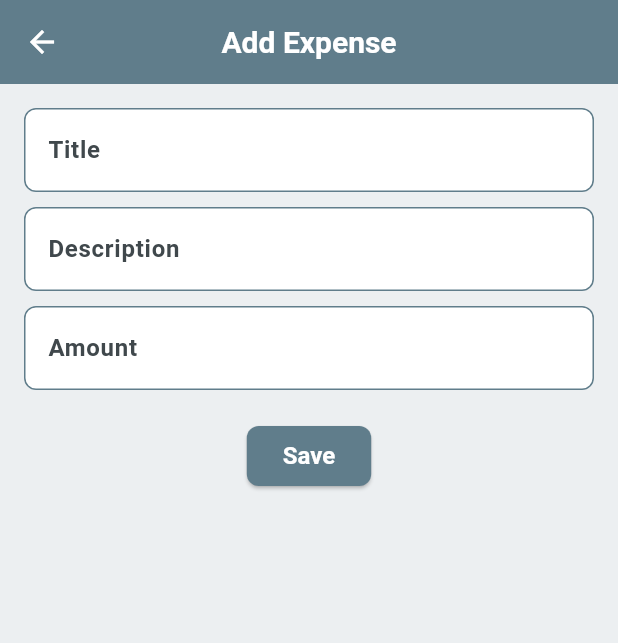
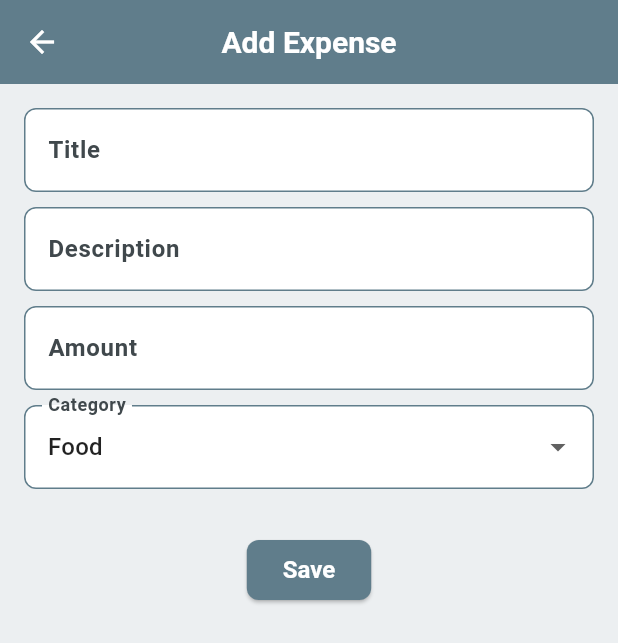
Before and after one commit to mahaamimran/expense_tracker, a Flutter app: the AddExpenseScreen screen opened by its route, on a phone screen of 412 x 824 dp. Shown: the top 643 px of the screen. Run offline on Flutter 3.47's test engine with Material 3 defaults, Android fonts, the phone set to English and light mode, and no system bars.

Commit message:
basic done

```diff
--- a/lib/models/Expense.dart
+++ b/lib/models/Expense.dart
@@ -1,17 +1,20 @@
 class Expense {
   final String id;
-  String _title;          // private fields
-  String _description;    // private fields
+  String _title;
+  String _description;
   double _amount;
+  String _category;
 
   Expense({
     required this.id,
     required String title,
     required String description,
     required double amount,
+    required String category,
   })  : _title = title,
         _description = description,
-        _amount = amount;
+        _amount = amount,
+        _category = category;
 
   // Encapsulation: Getters/Setters
   String get title => _title;
@@ -22,4 +25,7 @@ class Expense {
 
   double get amount => _amount;
   set amount(double newAmount) => _amount = newAmount;
+
+  String get category => _category;
+  set category(String newCategory) => _category = newCategory;
 }
--- a/lib/providers/expenses_provider.dart
+++ b/lib/providers/expenses_provider.dart
@@ -20,27 +20,30 @@ class ExpensesProvider extends ChangeNotifier {
     return _salary - totalSpent;
   }
 
-  // CRUD operations
-  void addExpense(String title, String description, double amount) {
+void addExpense(String title, String description, double amount, String category) {
   final newExpense = Expense(
-      id: Random().nextDouble().toString(),
+    id: DateTime.now().toString(),
     title: title,
     description: description,
     amount: amount,
+    category: category,
   );
   _expenses.add(newExpense);
   notifyListeners();
 }
 
-  void updateExpense(String id, String newTitle, String newDescription, double newAmount) {
+
+void updateExpense(String id, String newTitle, String newDescription, double newAmount, String newCategory) {
   final idx = _expenses.indexWhere((exp) => exp.id == id);
   if (idx >= 0) {
     _expenses[idx].title = newTitle;
     _expenses[idx].description = newDescription;
     _expenses[idx].amount = newAmount;
+    _expenses[idx].category = newCategory;
     notifyListeners();
   }
 }
+
 
   void deleteExpense(String id) {
     _expenses.removeWhere((exp) => exp.id == id);
--- a/lib/screens/add_expense_screen.dart
+++ b/lib/screens/add_expense_screen.dart
@@ -15,12 +15,24 @@ class _AddExpenseScreenState extends State<AddExpenseScreen> {
   final _titleController = TextEditingController();
   final _descController = TextEditingController();
   final _amountController = TextEditingController();
+  final _customCategoryController = TextEditingController();
+
+  final List<String> _categories = [
+    'Food',
+    'Transport',
+    'Utilities',
+    'Entertainment',
+    'Other'
+  ];
+
+  String _selectedCategory = 'Food';
 
   @override
   void dispose() {
     _titleController.dispose();
     _descController.dispose();
     _amountController.dispose();
+    _customCategoryController.dispose();
     super.dispose();
   }
 
@@ -29,18 +41,29 @@ class _AddExpenseScreenState extends State<AddExpenseScreen> {
     final desc = _descController.text.trim();
     final amount = double.tryParse(_amountController.text) ?? 0.0;
 
+    // Determine category
+    String category;
+    if (_selectedCategory == 'Other') {
+      final customCat = _customCategoryController.text.trim();
+      category = customCat.isNotEmpty ? customCat : 'Other';
+    } else {
+      category = _selectedCategory;
+    }
+
     if (title.isEmpty || amount <= 0) {
       return;
     }
 
     Provider.of<ExpensesProvider>(context, listen: false)
-        .addExpense(title, desc, amount);
+        .addExpense(title, desc, amount, category);
 
     Navigator.of(context).pop();
   }
 
   @override
   Widget build(BuildContext context) {
+    final theme = Theme.of(context);
+
     return Scaffold(
       appBar: AppBar(
         title: const Text('Add Expense'),
@@ -79,9 +102,45 @@ class _AddExpenseScreenState extends State<AddExpenseScreen> {
                 ),
               ),
             ),
+            const SizedBox(height: 10),
+            // Category Dropdown
+            DropdownButtonFormField<String>(
+              value: _selectedCategory,
+              decoration: const InputDecoration(
+                labelText: 'Category',
+                border: OutlineInputBorder(
+                  borderRadius: BorderRadius.all(Radius.circular(8.0)),
+                ),
+              ),
+              items: _categories
+                  .map((cat) => DropdownMenuItem(
+                        value: cat,
+                        child: Text(cat),
+                      ))
+                  .toList(),
+              onChanged: (val) {
+                setState(() {
+                  _selectedCategory = val ?? 'Food';
+                });
+              },
+            ),
+            const SizedBox(height: 10),
+            if (_selectedCategory == 'Other')
+              TextField(
+                controller: _customCategoryController,
+                decoration: const InputDecoration(
+                  labelText: 'Custom Category',
+                  border: OutlineInputBorder(
+                    borderRadius: BorderRadius.all(Radius.circular(8.0)),
+                  ),
+                ),
+              ),
             const SizedBox(height: 20),
             ElevatedButton(
               onPressed: _save,
+              style: ElevatedButton.styleFrom(
+                backgroundColor: theme.primaryColor,
+              ),
               child: const Text('Save', style: TextStyle(fontSize: 16, color: Colors.white)),
             ),
           ],
```
Also changed, not shown: lib/screens/main_screen.dart (+4 -4 lines), lib/widgets/expense_card.dart (+92 -6 lines). Lines whose indentation alone changed are shown as unchanged.
